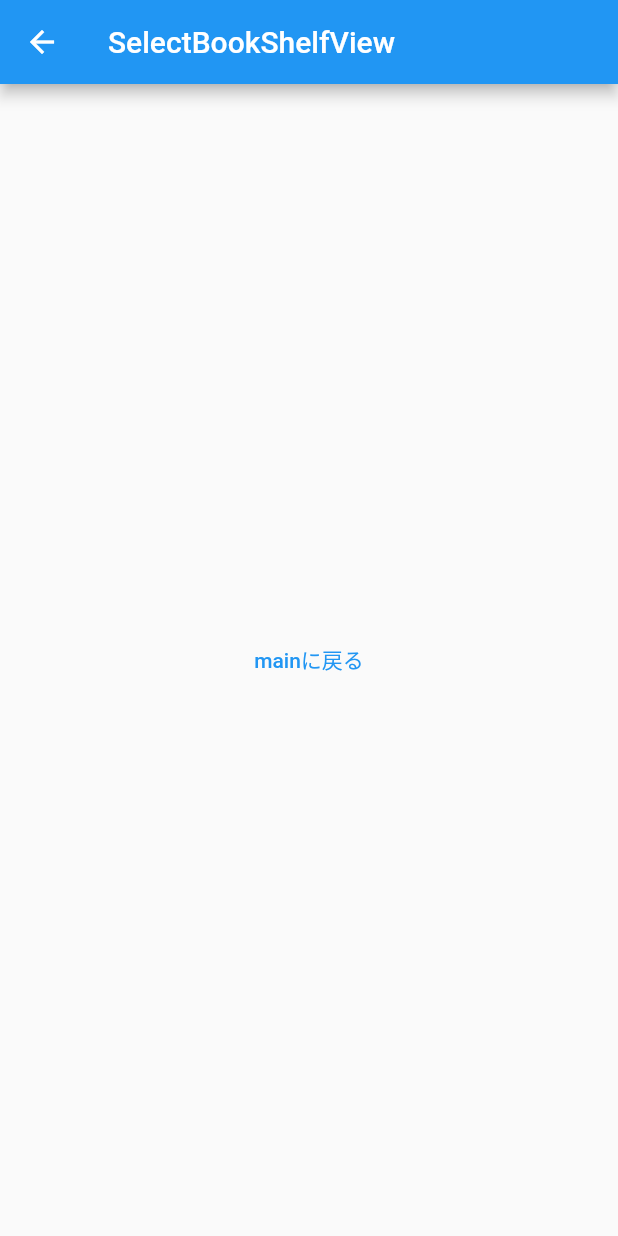
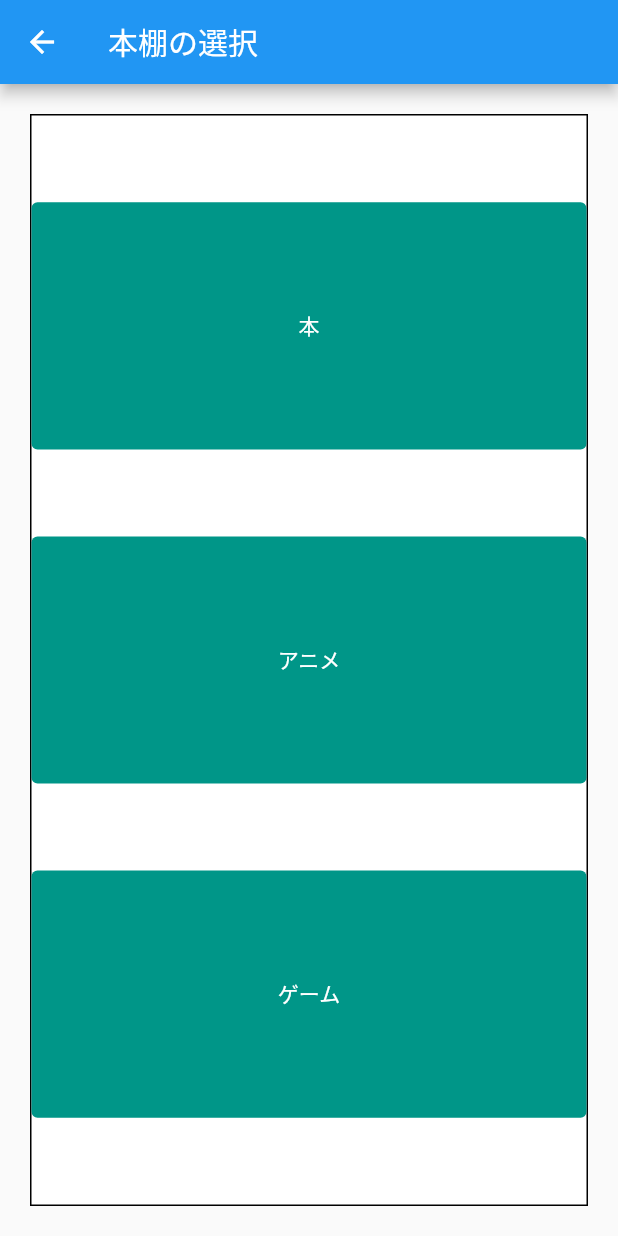
Before and after one commit to pon-suke/Bookshelf, a Flutter app: the screen it shows after launch, after a tap on "SelectBookShelfに遷移", on a phone screen of 412 x 824 dp. Run offline on Flutter 3.47's test engine with Material 2 defaults, Android fonts, the phone set to English and light mode, and no system bars.

```diff
--- a/bookshelf/lib/View/SelectBookshelfView.dart
+++ /dev/null
@@ -1,20 +0,0 @@
-import 'package:flutter/material.dart';
-
-class SelectBookshelfView extends StatelessWidget{
-  @override
-  Widget build(BuildContext context) {
-    return Scaffold(
-      appBar: AppBar(
-        title : const Text("SelectBookShelfView")
-      ),
-      body : Center(
-        child: TextButton(
-          child: const Text("mainに戻る"),
-          onPressed: (){
-            Navigator.pop(context);
-          },
-        ),
-      )
-    );
-  }
-}
--- /dev/null
+++ b/bookshelf/lib/View/select_bookshelf_view.dart
@@ -0,0 +1,49 @@
+import 'package:bookshelf/View/bookshelf_view.dart';
+import 'package:flutter/material.dart';
+
+class SelectBookshelfView extends StatelessWidget {
+  const SelectBookshelfView({Key? key}) : super(key: key);
+  @override
+  Widget build(BuildContext context) {
+    var size = MediaQuery.of(context).size;
+
+    return Scaffold(
+      appBar: AppBar(title: const Text("本棚の選択")),
+      body: Container(
+        margin: const EdgeInsets.all(20),
+        width: double.infinity,
+        height: double.infinity,
+        decoration:
+            BoxDecoration(color: Colors.white, border: Border.all(width: 1)),
+        child: Column(
+          mainAxisAlignment: MainAxisAlignment.spaceEvenly,
+          children: <Widget>[
+            _bookshlefButton("本", size, context),
+            _bookshlefButton("アニメ", size, context),
+            _bookshlefButton("ゲーム", size, context),
+          ],
+        ),
+      ),
+    );
+  }
+
+  Widget _bookshlefButton(String label, Size size, BuildContext context) {
+    return TextButton(
+      style: TextButton.styleFrom(
+        fixedSize: Size(
+          size.width * 1,
+          size.height * 0.2,
+        ),
+        backgroundColor: Colors.teal,
+      ),
+      onPressed: () {
+        Navigator.of(context).push(
+            MaterialPageRoute(builder: (context) => const BookshelfView()));
+      },
+      child: Text(
+        label,
+        style: const TextStyle(color: Colors.white),
+      ),
+    );
+  }
+}
--- a/bookshelf/lib/main.dart
+++ b/bookshelf/lib/main.dart
@@ -1,5 +1,5 @@
 import 'package:flutter/material.dart';
-import 'package:bookshelf/View/SelectBookshelfView.dart';
+import 'package:bookshelf/View/select_bookshelf_view.dart';
 
 void main() {
   runApp(const MyApp());
@@ -99,10 +99,13 @@ class _MyHomePageState extends State<MyHomePage> {
           children: <Widget>[
             TextButton(
               child: const Text("SelectBookShelfに遷移"),
-              onPressed: (){
-                Navigator.push(context, MaterialPageRoute(
-                  builder: (context) => SelectBookshelfView()));
-              },),
+              onPressed: () {
+                Navigator.push(
+                    context,
+                    MaterialPageRoute(
+                        builder: (context) => const SelectBookshelfView()));
+              },
+            ),
             const Text(
               'You have pushed the button this many times:',
             ),
--- a/bookshelf/pubspec.yaml
+++ b/bookshelf/pubspec.yaml
@@ -58,8 +58,8 @@ flutter:
   uses-material-design: true
 
   # To add assets to your application, add an assets section, like this:
-  # assets:
-  #   - images/a_dot_burr.jpeg
+  assets:
+    - images/
   #   - images/a_dot_ham.jpeg
 
   # An image asset can refer to one or more resolution-specific "variants", see
```
Also changed, not shown: bookshelf/lib/View/bookshelf_view.dart (added, +65 -0 lines), bookshelf/images/cover.jpg (added).
